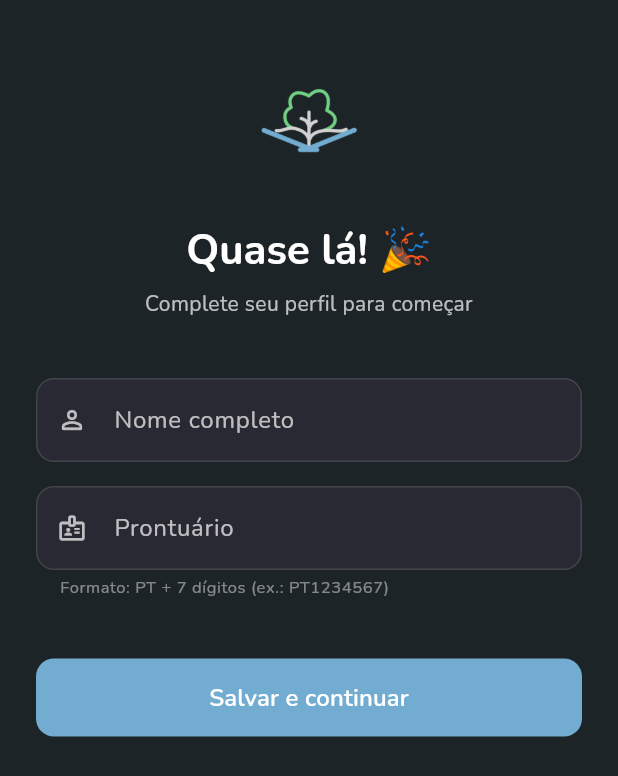
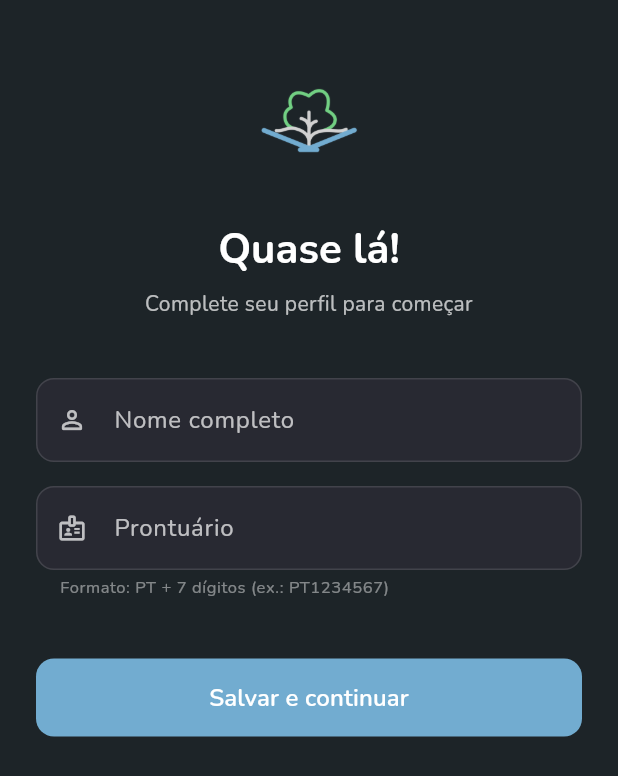
Before and after one commit to Projeto-Arcangel/FlutterCorrigido, a Flutter app: the GoogleCompleteProfilePage screen opened by its route, on a phone screen of 412 x 824 dp. Shown: the top 776 px of the screen. Run offline on Flutter 3.47's test engine with Material 3 defaults, Android fonts, the phone set to English and light mode, and no system bars; our stand-ins replace cached_network_image, cloud_firestore, cloud_functions, dartz, equatable, firebase_auth and 9 more; missing offline and left inert: dart:html, excel; accounts and stored records are empty; generated files the repository leaves out were written again.

Commit message:
Retirado os emojis da tela de criação

```diff
--- a/lib/features/auth/presentation/pages/google_complete_profile_page.dart
+++ b/lib/features/auth/presentation/pages/google_complete_profile_page.dart
@@ -103,7 +103,7 @@ class _GoogleCompleteProfilePageState
 
                   // ── Título ────────────────────────────────────────────
                   Text(
-                    'Quase lá! 🎉',
+                    'Quase lá!',
                     textAlign: TextAlign.center,
                     style: Theme.of(context).textTheme.headlineMedium?.copyWith(
                           fontWeight: FontWeight.bold,
```
